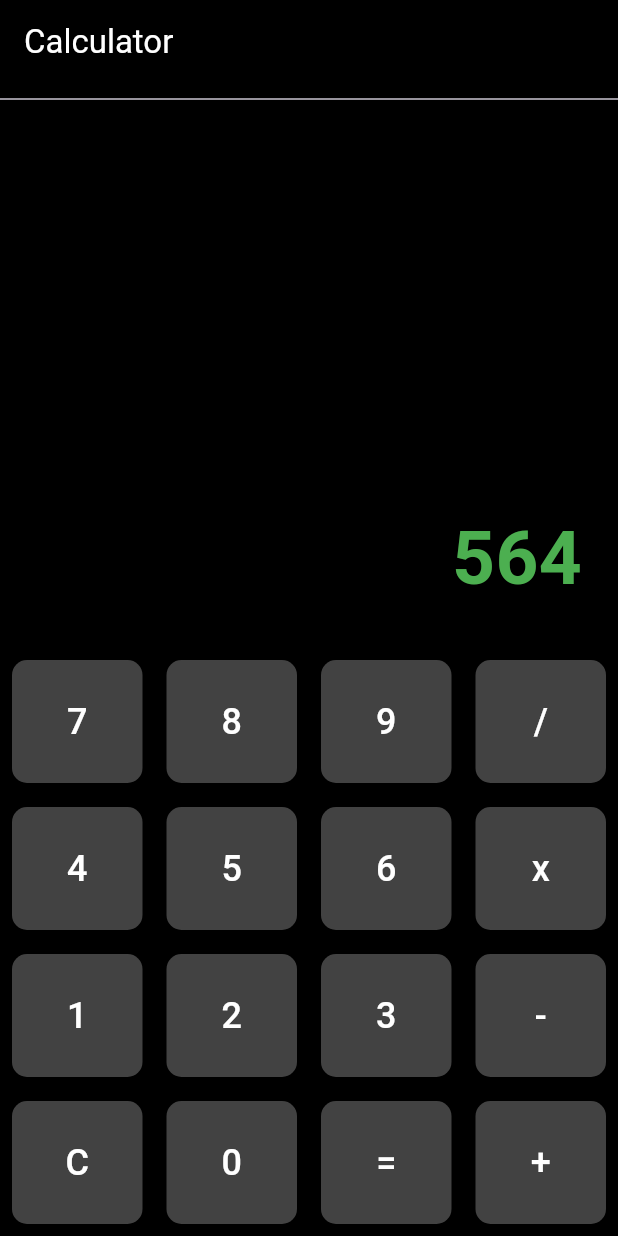
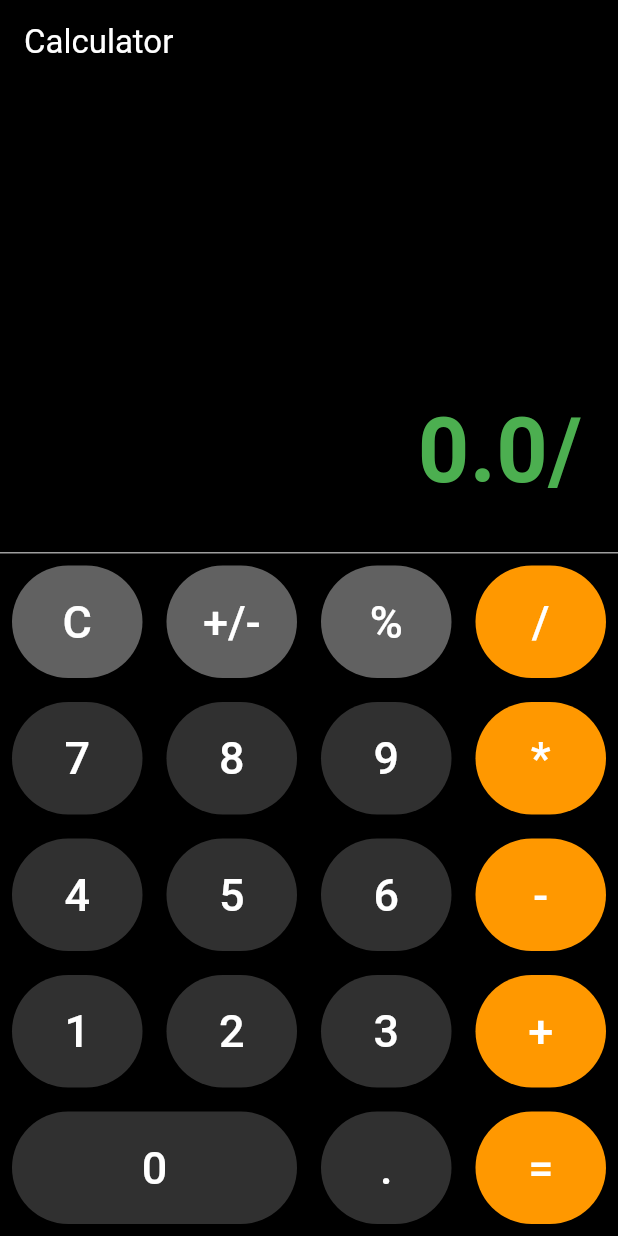
Before and after one commit to neelislam/Flutter-Ostad, a Flutter app: the screen it shows after launch, after a tap on an icon or button, on a phone screen of 412 x 824 dp. Run offline on Flutter 3.47's test engine with Material 3 defaults, Android fonts, the light colour scheme and no system bars; our stand-ins replace device_preview.

Commit message:
Calculator Done

```diff
--- a/lib/Module 11/class 2/calculator_app.dart
+++ b/lib/Module 11/class 2/calculator_app.dart
@@ -1,5 +1,48 @@
 import 'package:flutter/material.dart';
-import '../../widget/Calculator_Buttons.dart';
+
+// Assuming Calculator_Buttons.dart was not provided,
+// I'm defining a simple CalculatorButton widget here for self-containment.
+class CalculatorButton extends StatelessWidget {
+  final String text;
+  final Color? color;
+  final VoidCallback onClick;
+  final bool isLarge; // For the '0' button spanning two columns
+
+  const CalculatorButton({
+    super.key,
+    required this.text,
+    this.color,
+    required this.onClick,
+    this.isLarge = false,
+  });
+
+  @override
+  Widget build(BuildContext context) {
+    return Expanded(
+      flex: isLarge ? 2 : 1, // '0' button takes more space
+      child: Container(
+        margin: const EdgeInsets.all(8.0),
+        child: ElevatedButton(
+          onPressed: onClick,
+          style: ElevatedButton.styleFrom(
+            backgroundColor: color ?? Colors.grey[850], // Default color for numbers
+            foregroundColor: Colors.white,
+            shape: RoundedRectangleBorder(
+              borderRadius: BorderRadius.circular(50.0), // Rounded buttons
+            ),
+            padding: const EdgeInsets.symmetric(vertical: 20.0),
+            textStyle: const TextStyle(
+              fontSize: 30.0,
+              fontWeight: FontWeight.w500,
+            ),
+          ),
+          child: Text(text),
+        ),
+      ),
+    );
+  }
+}
+
 class CalculatorApp extends StatefulWidget {
   const CalculatorApp({super.key});
 
@@ -8,72 +51,173 @@ class CalculatorApp extends StatefulWidget {
 }
 
 class _CalculatorAppState extends State<CalculatorApp> {
+  String _output = '0'; // The value displayed on the screen
+  String _input = '0';  // The current number being entered
+  String _operator = ''; // The last operator pressed (+, -, *, /)
+  double _num1 = 0;     // First operand
+  double _num2 = 0;     // Second operand
+  bool _isOperatorPressed = false; // Flag to indicate if an operator was just pressed
+
+  void buttonPress(String value) {
+    setState(() {
+      if (value == 'C') {
+        // Reset all variables
+        _output = '0';
+        _input = '0';
+        _operator = '';
+        _num1 = 0;
+        _num2 = 0;
+        _isOperatorPressed = false;
+      } else if (value == '=') {
+        // Perform calculation when '=' is pressed
+        if (_operator.isNotEmpty && _input.isNotEmpty) {
+          _num2 = double.parse(_input);
+          String result;
+          switch (_operator) {
+            case '+':
+              result = (_num1 + _num2).toString();
+              break;
+            case '-':
+              result = (_num1 - _num2).toString();
+              break;
+            case '*':
+              result = (_num1 * _num2).toString();
+              break;
+            case '/':
+              result = (_num2 != 0) ? (_num1 / _num2).toString() : 'Error';
+              break;
+            default:
+              result = _input; // Should not happen
+          }
+
+          // Format result to remove trailing .0 if it's an integer
+          if (result.endsWith('.0')) {
+            result = result.substring(0, result.length - 2);
+          }
+
+          _output = result;
+          _input = _output; // Set input to the result for further operations
+          _operator = ''; // Clear operator after calculation
+          _isOperatorPressed = false;
+        }
+      } else if (['+', '-', '*', '/'].contains(value)) {
+        // Handle operator buttons
+        if (_input.isNotEmpty && _output != 'Error') {
+          if (!_isOperatorPressed) {
+            // If an operator wasn't just pressed, store the current input as num1
+            _num1 = double.parse(_input);
+          }
+          _operator = value;
+          _isOperatorPressed = true;
+          _input = '0'; // Clear input for the next number
+          _output = _num1.toString() + _operator; // Show num1 and operator
+        }
+      } else if (value == '.') {
+        // Handle decimal point
+        if (_isOperatorPressed) {
+          // If operator was just pressed, start new number with "0."
+          _input = '0.';
+          _isOperatorPressed = false;
+        } else if (!_input.contains('.')) {
+          // Add decimal point only if not already present
+          _input += value;
+        }
+        _output = _input;
+      } else {
+        // Handle digit buttons (0-9)
+        if (_isOperatorPressed) {
+          // If operator was just pressed, start a new number
+          _input = value;
+          _isOperatorPressed = false;
+        } else if (_input == '0' || _output == 'Error') {
+          // Replace leading '0' or 'Error' with the new digit
+          _input = value;
+        } else {
+          // Append digit to current input
+          _input += value;
+        }
+        _output = _input; // Always display the current input
+      }
+    });
+  }
+
   @override
   Widget build(BuildContext context) {
     return Scaffold(
       backgroundColor: Colors.black,
       appBar: AppBar(
-        title: Text('Calculator',
-          style: TextStyle(color: Colors.white),),
+        title: const Text(
+          'Calculator',
+          style: TextStyle(color: Colors.white),
+        ),
         backgroundColor: Colors.black,
       ),
       body: Column(
         children: [
-          Divider(height: 20,),
+          // Display area for output
           Expanded(
             child: Container(
               alignment: Alignment.bottomRight,
-              padding: EdgeInsets.all(24),
-              child: Text('564',
-              style: TextStyle(
+              padding: const EdgeInsets.all(24),
+              child: Text(
+                _output,
+                style: const TextStyle(
                   fontWeight: FontWeight.bold,
                   color: Colors.green,
-                fontSize: 50,
-              ),),
+                  fontSize: 60, // Slightly larger font for output
+                ),
+                maxLines: 1,
+                overflow: TextOverflow.ellipsis, // Prevent overflow
               ),
             ),
+          ),
+          const Divider(height: 1, color: Colors.grey), // Visual separator
 
-
+          // Calculator buttons layout
+          Column(
+            children: [
               Row(
                 children: [
-              calculator_buttons(color: null, text: '7', onClick: () {  },),
-              calculator_buttons(color: null, text: '8', onClick: () {  },),
-              calculator_buttons(color: null, text: '9', onClick: () {  },),
-              calculator_buttons(color: null, text: '/', onClick: () {  },),
-
+                  CalculatorButton(color: Colors.grey[700], text: 'C', onClick: () => buttonPress('C')),
+                  CalculatorButton(color: Colors.grey[700], text: '+/-', onClick: () => {}), // Placeholder for +/-
+                  CalculatorButton(color: Colors.grey[700], text: '%', onClick: () => {}), // Placeholder for %
+                  CalculatorButton(color: Colors.orange, text: '/', onClick: () => buttonPress('/')),
                 ],
               ),
               Row(
                 children: [
-              calculator_buttons(color: null, text: '4', onClick: () {  },),
-              calculator_buttons(color: null, text: '5', onClick: () {  },),
-              calculator_buttons(color: null, text: '6', onClick: () {  },),
-              calculator_buttons(color: null, text: 'x', onClick: () {  },),
-
+                  CalculatorButton(text: '7', onClick: () => buttonPress('7')),
+                  CalculatorButton(text: '8', onClick: () => buttonPress('8')),
+                  CalculatorButton(text: '9', onClick: () => buttonPress('9')),
+                  CalculatorButton(color: Colors.orange, text: '*', onClick: () => buttonPress('*')),
                 ],
               ),
               Row(
                 children: [
-              calculator_buttons(color: null, text: '1', onClick: () {  },),
-              calculator_buttons(color: null, text: '2', onClick: () {  },),
-              calculator_buttons(color: null, text: '3', onClick: () {  },),
-              calculator_buttons(color: null, text: '-', onClick: () {  },),
-
+                  CalculatorButton(text: '4', onClick: () => buttonPress('4')),
+                  CalculatorButton(text: '5', onClick: () => buttonPress('5')),
+                  CalculatorButton(text: '6', onClick: () => buttonPress('6')),
+                  CalculatorButton(color: Colors.orange, text: '-', onClick: () => buttonPress('-')),
                 ],
               ),
               Row(
                 children: [
-              calculator_buttons(color: null, text: 'C', onClick: () {  },),
-
-              calculator_buttons(color: null, text: '0', onClick: () {  },),
-
-              calculator_buttons(color: null, text: '=', onClick: () {  },),
-              calculator_buttons(color: null, text: '+', onClick: () {  },),
-
+                  CalculatorButton(text: '1', onClick: () => buttonPress('1')),
+                  CalculatorButton(text: '2', onClick: () => buttonPress('2')),
+                  CalculatorButton(text: '3', onClick: () => buttonPress('3')),
+                  CalculatorButton(color: Colors.orange, text: '+', onClick: () => buttonPress('+')),
+                ],
+              ),
+              Row(
+                children: [
+                  CalculatorButton(text: '0', onClick: () => buttonPress('0'), isLarge: true), // '0' button is wider
+                  CalculatorButton(text: '.', onClick: () => buttonPress('.')),
+                  CalculatorButton(color: Colors.orange, text: '=', onClick: () => buttonPress('=')),
                 ],
               ),
             ],
-
+          ),
+        ],
       ),
     );
   }
```
Lines whose indentation alone changed are shown as unchanged.
